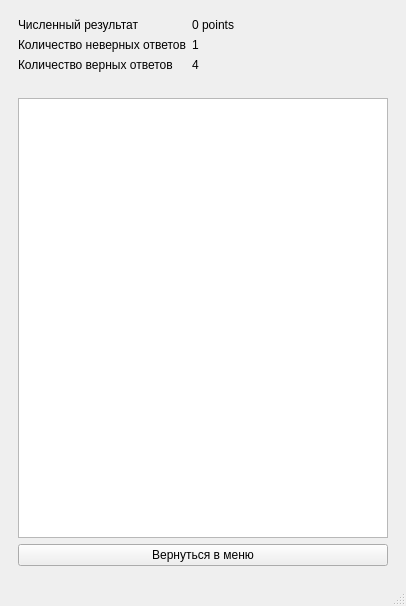
Old version of the form Source/mainwindow.ui in the repository TheEvilRoot/2CourseWork.
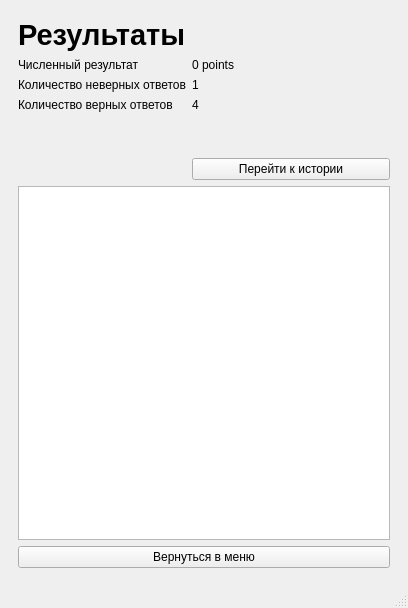
New version of the form. The open tabs and pages were chosen to show the change. Icons and pictures are not drawn.

Commit message: Removed shadow from icon. A lot of fixes. Add Go to History button on result scren. Fixed history unselection.

Diff of the .ui file:
```diff
--- a/Source/mainwindow.ui
+++ b/Source/mainwindow.ui
@@ -6,8 +6,8 @@
    <rect>
     <x>0</x>
     <y>0</y>
-    <width>406</width>
-    <height>606</height>
+    <width>408</width>
+    <height>608</height>
    </rect>
   </property>
   <property name="minimumSize">
@@ -458,7 +458,14 @@
       </widget>
       <widget class="QWidget" name="result">
        <layout class="QGridLayout" name="gridLayout_7">
-        <item row="0" column="1">
+        <item row="4" column="1">
+         <widget class="QPushButton" name="back2menu">
+          <property name="text">
+           <string>Вернуться в меню</string>
+          </property>
+         </widget>
+        </item>
+        <item row="1" column="1">
          <layout class="QFormLayout" name="formLayout">
           <item row="0" column="0">
            <widget class="QLabel" name="label_6">
@@ -509,18 +516,35 @@
             </property>
            </widget>
           </item>
+          <item row="4" column="1">
+           <widget class="QLabel" name="resCefrResult">
+            <property name="text">
+             <string/>
+            </property>
+           </widget>
+          </item>
+          <item row="5" column="1">
+           <widget class="QPushButton" name="resGo2History">
+            <property name="text">
+             <string>Перейти к истории</string>
+            </property>
+           </widget>
+          </item>
          </layout>
         </item>
         <item row="2" column="1">
-         <widget class="QPushButton" name="back2menu">
-          <property name="text">
-           <string>Вернуться в меню</string>
-          </property>
-         </widget>
-        </item>
-        <item row="1" column="1">
          <widget class="QTableWidget" name="logTable"/>
         </item>
+        <item row="0" column="1">
+         <widget class="QLabel" name="label">
+          <property name="text">
+           <string>&lt;font size=24&gt;&lt;b&gt;Результаты&lt;/b&gt;&lt;/font&gt;</string>
+          </property>
+          <property name="textFormat">
+           <enum>Qt::AutoText</enum>
+          </property>
+         </widget>
+        </item>
        </layout>
       </widget>
      </widget>
```
Left out of the diff: 14 changed lines with no effect on the pictures. The commit also changes 11 other files.
